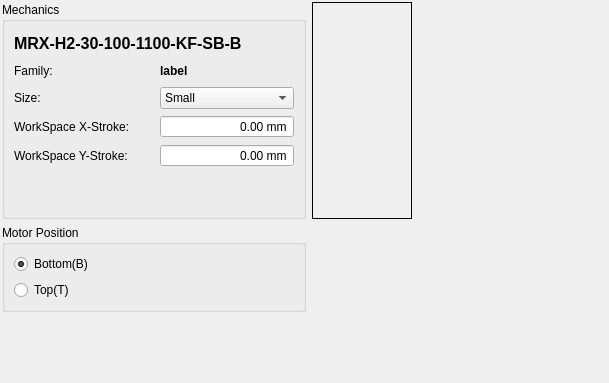
The window that source/wnd/h2configuration.ui (ww4u/mct-t4) describes before a commit, drawn with Qt 5.
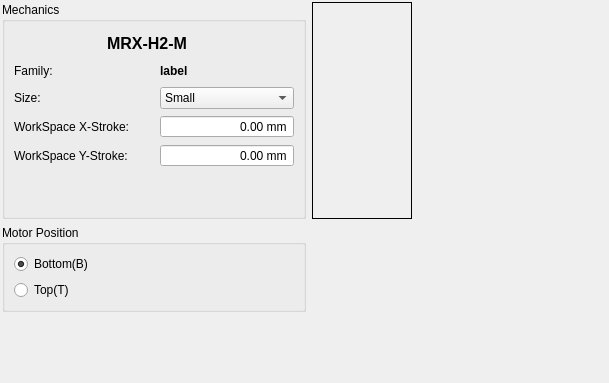
The same window after the commit. Icons and pictures are not drawn.

Diff of the .ui file:
```diff
--- a/source/wnd/h2configuration.ui
+++ b/source/wnd/h2configuration.ui
@@ -214,7 +214,10 @@
          </font>
         </property>
         <property name="text">
-         <string notr="true">MRX-H2-30-100-1100-KF-SB-B</string>
+         <string notr="true">MRX-H2-M</string>
+        </property>
+        <property name="alignment">
+         <set>Qt::AlignCenter</set>
         </property>
        </widget>
       </item>
```
Left out of the diff: 2 changed lines with no effect on the pictures.
